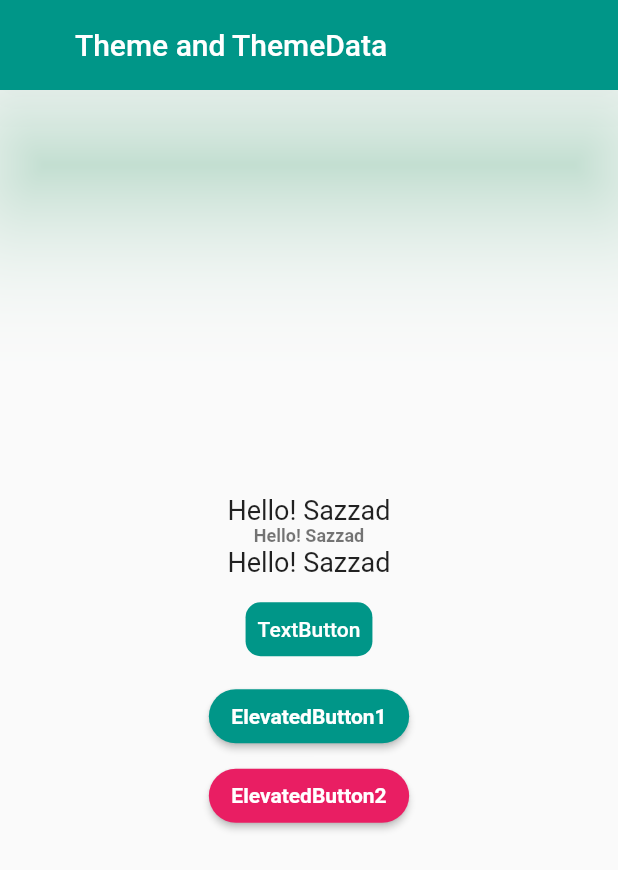
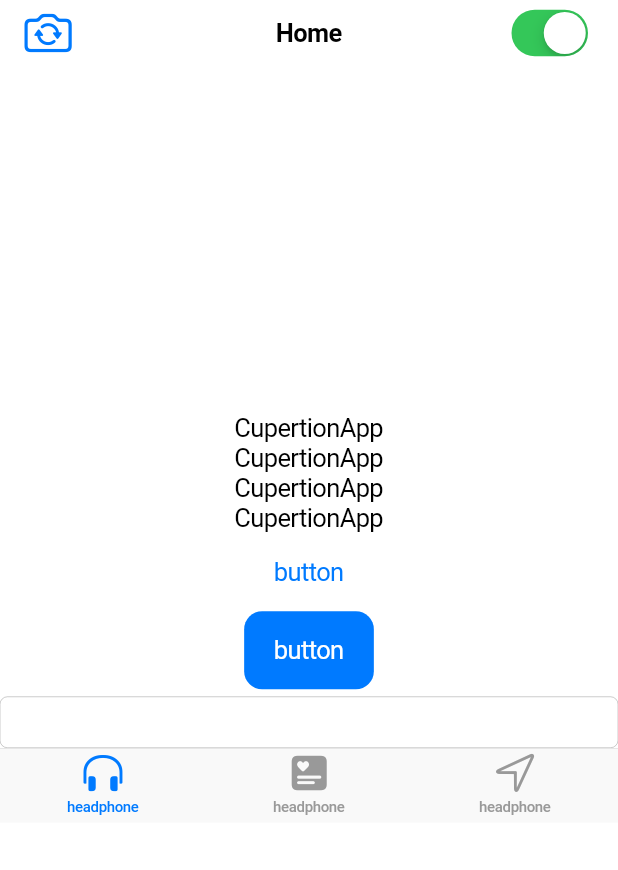
Before and after one commit to Sazzad-Hossain-Sobuj/Ostad_Flutter, a Flutter app: the screen it shows after launch, on a phone screen of 412 x 824 dp. Shown: the top 870 px of the screen. Run offline on Flutter 3.47's test engine with Material 2 defaults, Android fonts, the phone set to English and light mode, and no system bars.

Commit message:
module 7 basic cupertino

```diff
--- a/lib/home_screen.dart
+++ /dev/null
@@ -1,43 +0,0 @@
-import 'package:flutter/cupertino.dart';
-import 'package:flutter/material.dart';
-
-class HomeScreen extends StatelessWidget {
-  const HomeScreen({Key? key}) : super(key: key);
-
-  @override
-  Widget build(BuildContext context) {
-    return Scaffold(
-      appBar: AppBar(
-        title: Text('Theme and ThemeData'),
-        titleSpacing: 50,
-        toolbarHeight: 60,
-        elevation: 40,
-      ),
-      body: Center(
-        child: Column(
-          mainAxisAlignment: MainAxisAlignment.center,
-          children: [
-            Text('Hello! Sazzad'),
-            Text('Hello! Sazzad',style: Theme.of(context).textTheme.bodySmall,),
-            Text('Hello! Sazzad'),
-            SizedBox(height: 10),
-            TextButton(onPressed: (){},
-                child: Text('TextButton')),
-            SizedBox(height: 10),
-            ElevatedButton(onPressed: (){},
-                child: Text('ElevatedButton1')),
-            SizedBox(height: 5),
-            ElevatedButton(onPressed: (){},
-                child: Text('ElevatedButton2'),
-              style: ElevatedButton.styleFrom(
-                backgroundColor: Colors.pink,
-              ),
-            ),
-          ],
-
-        ),
-      ),
-
-    );
-  }
-}
--- a/lib/main.dart
+++ b/lib/main.dart
@@ -1,61 +1,58 @@
 import 'package:flutter/cupertino.dart';
-import 'package:flutter/material.dart';
 import 'package:ostad_project_all/home_screen.dart';
 
 void main(){
   runApp(MyApp());
 }
+
 class MyApp extends StatelessWidget {
   const MyApp({Key? key}) : super(key: key);
 
+  @override
+  Widget build(BuildContext context) {
+    return CupertinoApp(
+      debugShowCheckedModeBanner: false,
+      home: HomeScreen(),
+    );
+  }
+}
+class HomeScreen extends StatelessWidget {
+  const HomeScreen({Key? key}) : super(key: key);
 
   @override
   Widget build(BuildContext context) {
-    return MaterialApp(
-      debugShowCheckedModeBanner: false,
-      home: HomeScreen(),
-      theme: ThemeData(
-        primaryColor: Colors.teal,
-        elevatedButtonTheme: ElevatedButtonThemeData(
-          style: ElevatedButton.styleFrom(
-            backgroundColor: Colors.teal,
-            padding: EdgeInsets.symmetric(horizontal: 15, vertical: 10),
-            shape: RoundedRectangleBorder(
-              borderRadius: BorderRadius.circular(100),
-            ),
-            textStyle: TextStyle(
-              fontWeight: FontWeight.bold,
-            ),
+    return CupertinoPageScaffold(
+      navigationBar: CupertinoNavigationBar(
+        backgroundColor: Color.fromARGB(200,88, 254, 199),
+        middle: Text('Home'),
+        leading: Icon(CupertinoIcons.camera_rotate),
+        trailing: CupertinoSwitch(value: true,
+            onChanged: (bool onchange){}),
+      ),
+        child: Center(
+          child: Column(
+            mainAxisAlignment: MainAxisAlignment.center,
+            children: [
+              Text('CupertionApp'),
+              Text('CupertionApp'),
+              Text('CupertionApp'),
+              Text('CupertionApp'),
+              CupertinoButton(
+                  child: Text('button'),
+                  onPressed: (){}),
+              CupertinoButton.filled(
+                  child: Text('button'),
+                  onPressed: (){}),
+              SizedBox(height: 5,),
+              CupertinoTextField(),
+              CupertinoTabBar(
+                  items: [
+                    BottomNavigationBarItem( label: 'headphone', icon: Icon(CupertinoIcons.headphones)),
+                    BottomNavigationBarItem( label: 'headphone', icon: Icon(CupertinoIcons.square_favorites_alt_fill)),
+                    BottomNavigationBarItem( label: 'headphone', icon: Icon(CupertinoIcons.location)),
+                  ]),
+            ],
           ),
-        ),
-        textButtonTheme: TextButtonThemeData(
-          style: TextButton.styleFrom(
-            backgroundColor: Colors.teal,
-            foregroundColor: Colors.white,
-            shape: RoundedRectangleBorder(
-              borderRadius: BorderRadius.circular(10),
-            ),
-          ),
-        ),
-        appBarTheme: AppBarTheme(
-          backgroundColor: Colors.teal,
-          elevation: 30,
-          shadowColor: Colors.greenAccent,
-        ),
-        textTheme: TextTheme(
-          bodyMedium: TextStyle(
-            fontSize: 18,
-          ),
-          bodyLarge: TextStyle(
-            fontSize: 22,
-            fontWeight: FontWeight.bold,
-          ),
-          bodySmall: TextStyle(
-            fontSize: 12,
-            fontWeight: FontWeight.bold,
-          )
-        ),
-      ),
-    );
+        ));
   }
 }
```
